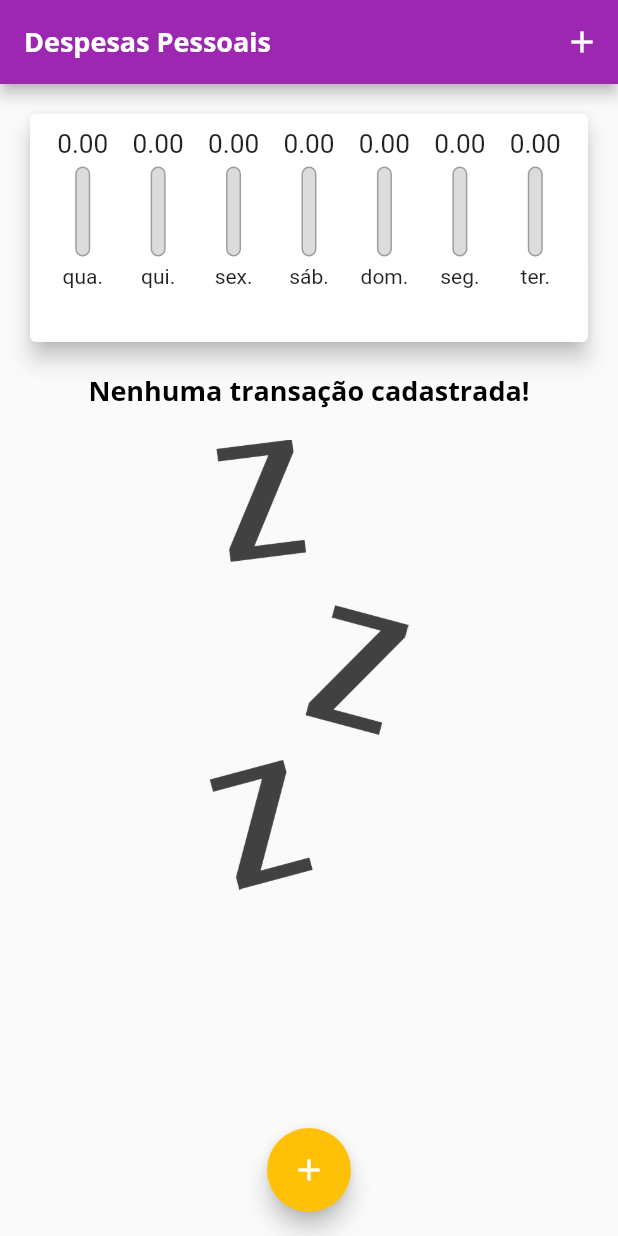
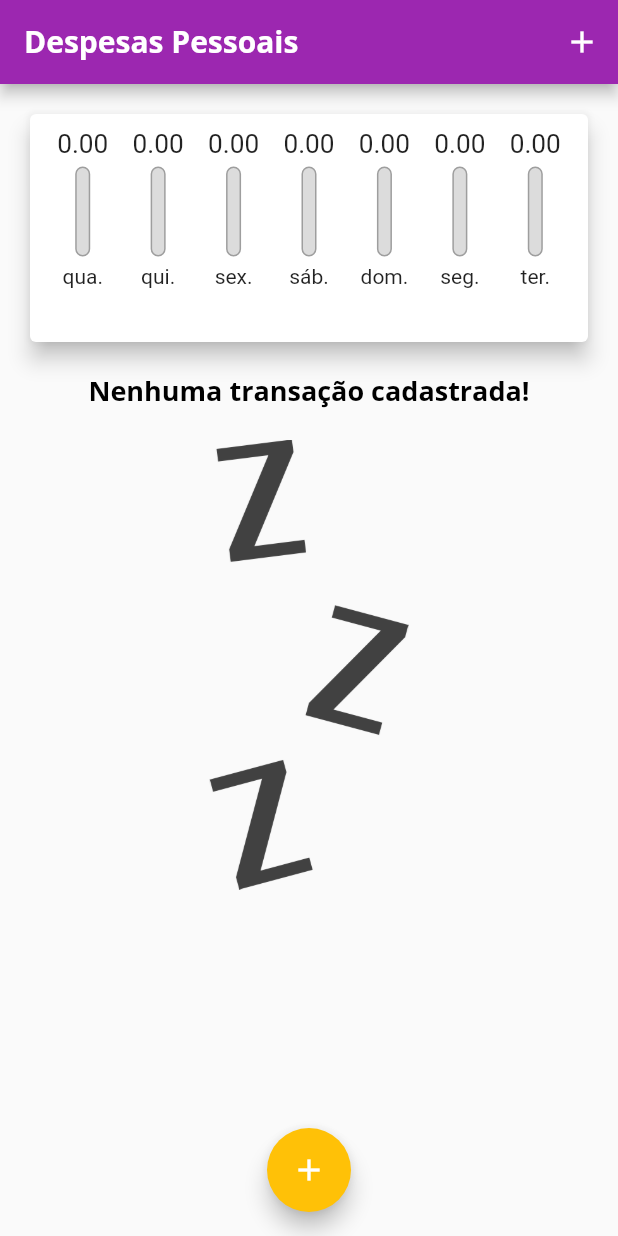
Before and after one commit to arthurrossibr/flutter-despesas, a Flutter app: the screen it shows after launch, on a phone screen of 412 x 824 dp. Run offline on Flutter 3.47's test engine with Material 2 defaults, Android fonts, the phone set to English and light mode, and no system bars.

Commit message:
Adding Text Scale to AppBar text

```diff
--- a/lib/main.dart
+++ b/lib/main.dart
@@ -106,7 +106,10 @@ class _MyHomePageState extends State<MyHomePage> {
   @override
   Widget build(BuildContext context) {
     final appBar = AppBar(
-      title: const Text('Despesas Pessoais'),
+      title: Text('Despesas Pessoais',
+      style: TextStyle(
+        fontSize: MediaQuery.of(context).textScaleFactor * 20,
+      ),),
       actions: <Widget>[
         IconButton(
           icon: const Icon(Icons.add),
```
